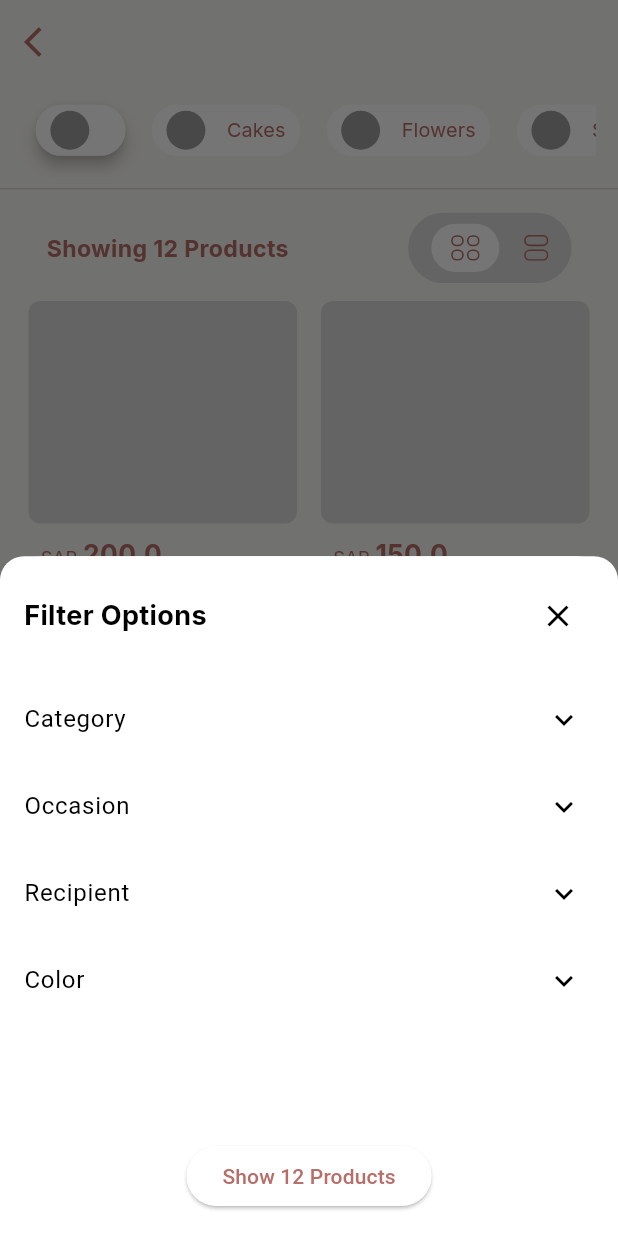
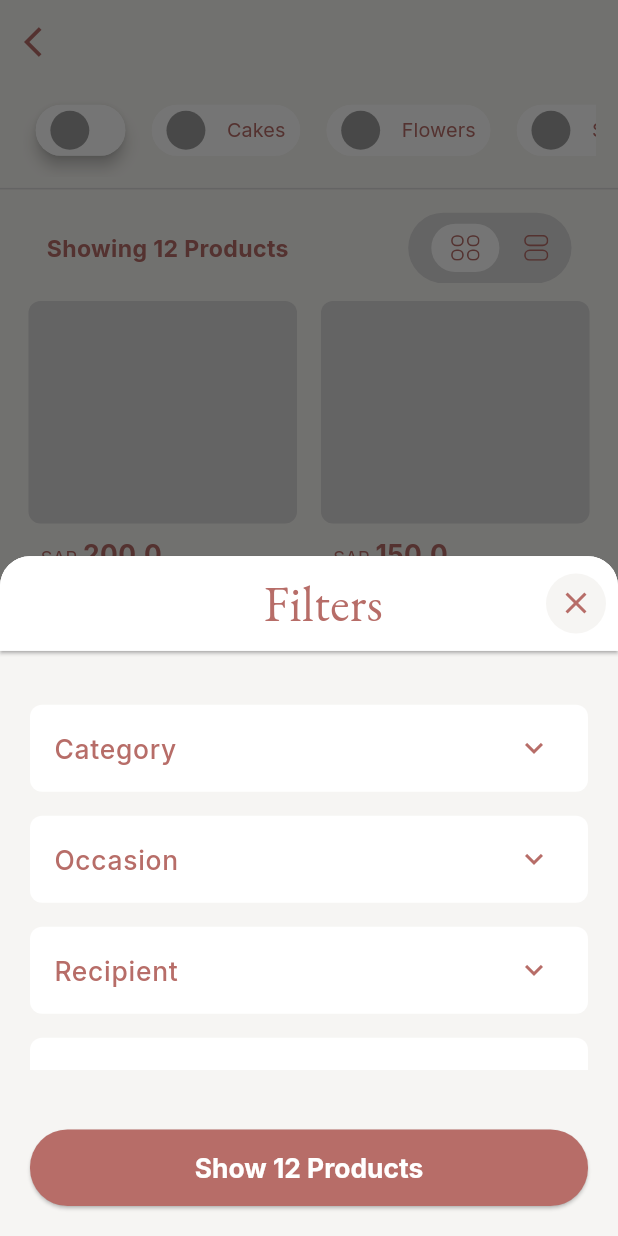
Before and after one commit to omarabdullah1/wardaya, a Flutter app: the CategoryScreen screen opened directly with empty values, after a tap on "Filters", on a phone screen of 412 x 824 dp. Run offline on Flutter 3.47's test engine with Material 3 defaults, Android fonts, the light colour scheme and no system bars; our stand-ins replace cached_network_image, dio, flutter_bloc, flutter_screenutil, flutter_secure_storage, flutter_svg and 7 more; missing offline and left inert: dio_smart_retry; accounts and stored records are empty; statements that could not run were skipped.

Commit message:
- Updated the category filter bottom sheet shape

```diff
--- a/lib/features/category/ui/category_screen.dart
+++ b/lib/features/category/ui/category_screen.dart
@@ -516,37 +516,86 @@ class _CategoryScreenState extends State<CategoryScreen> {
                       },
                       child: Container(
                         decoration: const BoxDecoration(
-                          color: Colors.white,
-                          borderRadius:
-                              BorderRadius.vertical(top: Radius.circular(16)),
+                          color: ColorsManager.lighterGrey,
+                          borderRadius: BorderRadius.vertical(
+                              top: Radius.circular(20)), // Rounded corners
                         ),
                         child: Column(
+                          mainAxisSize:
+                              MainAxisSize.min, // Important for correct sizing
+                          crossAxisAlignment:
+                              CrossAxisAlignment.start, // Align to the start
                           children: [
-                            Padding(
-                              padding: const EdgeInsets.all(16.0),
+                            Material(
+                              elevation: 1.0,
+                              shadowColor: ColorsManager.grey,
+                              borderRadius: const BorderRadius.only(
+                                topLeft: Radius.circular(20),
+                                topRight: Radius.circular(20),
+                              ),
+                              child: Container(
+                                decoration: const BoxDecoration(
+                                  color: ColorsManager.white,
+                                  borderRadius: BorderRadius.only(
+                                    topLeft: Radius.circular(20),
+                                    topRight: Radius.circular(20),
+                                  ),
+                                ),
+                                child: Padding(
+                                  padding: const EdgeInsets.all(8.0),
+                                  child: Row(
+                                    mainAxisAlignment: MainAxisAlignment.end,
+                                    children: [
+                                      Flexible(
+                                        flex: 3,
                                         child: Row(
                                           mainAxisAlignment:
-                                    MainAxisAlignment.spaceBetween,
+                                              MainAxisAlignment.center,
                                           children: [
                                             Text(
-                                    'Filter Options',
-                                    style: GoogleFonts.inter(
-                                      fontSize: 18,
-                                      fontWeight: FontWeight.bold,
+                                              'Filters',
+                                              style: GoogleFonts.ebGaramond(
+                                                fontSize: 30.sp,
+                                                fontWeight: FontWeight.w400,
+                                                color: ColorsManager.mainRose,
                                               ),
-                                  ),
-                                  IconButton(
-                                    icon: const Icon(Icons.close),
-                                    onPressed: () {
-                                      Navigator.pop(context);
-                                    },
                                             ),
                                           ],
                                         ),
                                       ),
+                                      Flexible(
+                                        flex: 1,
+                                        child: InkWell(
+                                          onTap: () => context.pop(),
+                                          child: Container(
+                                            decoration: const BoxDecoration(
+                                              shape: BoxShape.circle,
+                                              color: ColorsManager.lighterGrey,
+                                            ),
+                                            child: const Padding(
+                                              padding: EdgeInsets.all(8.0),
+                                              child: Icon(
+                                                Icons.close,
+                                                color: ColorsManager.mainRose,
+                                              ),
+                                            ),
+                                          ),
+                                        ),
+                                      ),
+                                    ],
+                                  ),
+                                ),
+                              ),
+                            ),
+                            const SizedBox(height: 20), // Spacing after title
                             Expanded(
-                              child: ListView(
-                                controller: scrollController,
+                              // Use Expanded to fill available space
+                              child: Padding(
+                                padding: const EdgeInsets.symmetric(
+                                    horizontal: 20.0),
+                                child: SingleChildScrollView(
+                                  // Use SingleChildScrollView if content might overflow
+                                  child: Column(
                                     children: <Widget>[
                                       _buildBottomSheetFilter(
                                           "Category",
@@ -601,8 +650,13 @@ class _CategoryScreenState extends State<CategoryScreen> {
                                     ],
                                   ),
                                 ),
-                            _buildBottomSheetButton(
-                                setState), // Apply and Show all
+                              ),
+                            ),
+                            const SizedBox(height: 20), // Spacing before button
+                            Padding(
+                              padding: const EdgeInsets.all(20.0),
+                              child: _buildBottomSheetButton(setState),
+                            ),
                           ],
                         ),
                       ),
@@ -619,9 +673,7 @@ class _CategoryScreenState extends State<CategoryScreen> {
 
   Widget _buildBottomSheetButton(StateSetter setModalState) {
     int filteredCount = _calculateFilteredCount();
-    return Padding(
-      padding: const EdgeInsets.all(16.0),
-      child: ElevatedButton(
+    return ElevatedButton(
       onPressed: () {
         setState(() {
           _selectedFilters = Map.from(_tempFilters);
@@ -629,7 +681,76 @@ class _CategoryScreenState extends State<CategoryScreen> {
         });
         Navigator.pop(context);
       },
-        child: Text('Show $filteredCount Products'),
+      style: ElevatedButton.styleFrom(
+        backgroundColor: ColorsManager.mainRose, // Set background color
+        foregroundColor: Colors.white, // Set text color
+        shape: RoundedRectangleBorder(
+          borderRadius: BorderRadius.circular(25), // Set rounded corners
+        ),
+        padding: const EdgeInsets.symmetric(vertical: 15), // Set padding
+        textStyle: GoogleFonts.inter(
+          fontSize: 16.0.sp,
+          fontWeight: FontWeight.w700,
+        ),
+      ),
+      child: Center(
+          child: Text('Show $filteredCount Products')), // Center the text
+    );
+  }
+
+  Widget _buildBottomSheetFilter(String title, String filterType,
+      List<String> options, StateSetter setModalState) {
+    return Padding(
+      padding: const EdgeInsets.only(top: 16.0),
+      child: Container(
+        decoration: BoxDecoration(
+          color: ColorsManager.white,
+          borderRadius: BorderRadius.circular(8.0),
+        ),
+        child: ExpansionTile(
+          iconColor: ColorsManager.mainRose,
+          collapsedIconColor: ColorsManager.mainRose,
+          backgroundColor: ColorsManager.white,
+          title: Text(
+            title,
+            style: GoogleFonts.inter(
+              fontSize: 16.0.sp,
+              fontWeight: FontWeight.w500,
+              color: ColorsManager.mainRose,
+            ),
+          ),
+          childrenPadding: const EdgeInsets.symmetric(
+              horizontal: 20), // Add padding to the children
+          expandedCrossAxisAlignment:
+              CrossAxisAlignment.start, // Align children to start
+          children: options
+              .map(
+                (option) => RadioListTile<String>(
+                  controlAffinity: ListTileControlAffinity.trailing,
+                  fillColor: WidgetStateProperty.all(ColorsManager.mainRose),
+                  title: Text(
+                    option,
+                    style: GoogleFonts.inter(
+                      fontSize: 14.0.sp,
+                      fontWeight: FontWeight.normal,
+                      color: ColorsManager.mainRose,
+                    ),
+                  ),
+                  value: option,
+                  groupValue: _tempFilters[filterType],
+                  onChanged: (value) {
+                    setModalState(() {
+                      if (value == "All") {
+                        _tempFilters[filterType] = null;
+                      } else {
+                        _tempFilters[filterType] = value;
+                      }
+                    });
+                  },
+                ),
+              )
+              .toList(),
+        ),
       ),
     );
   }
@@ -668,27 +789,4 @@ class _CategoryScreenState extends State<CategoryScreen> {
     }).toList();
     return filteredProducts.length;
   }
-
-  Widget _buildBottomSheetFilter(String title, String filterType,
-      List<String> options, StateSetter setModalState) {
-    return ExpansionTile(
-      title: Text(title),
-      children: options
-          .map((option) => RadioListTile<String>(
-                title: Text(option),
-                value: option,
-                groupValue: _tempFilters[filterType],
-                onChanged: (value) {
-                  setModalState(() {
-                    if (value == "All") {
-                      _tempFilters[filterType] = null;
-                    } else {
-                      _tempFilters[filterType] = value;
 }
-                  });
-                },
-              ))
-          .toList(),
-    );
-  }
-}
```
Lines whose indentation alone changed are shown as unchanged.
